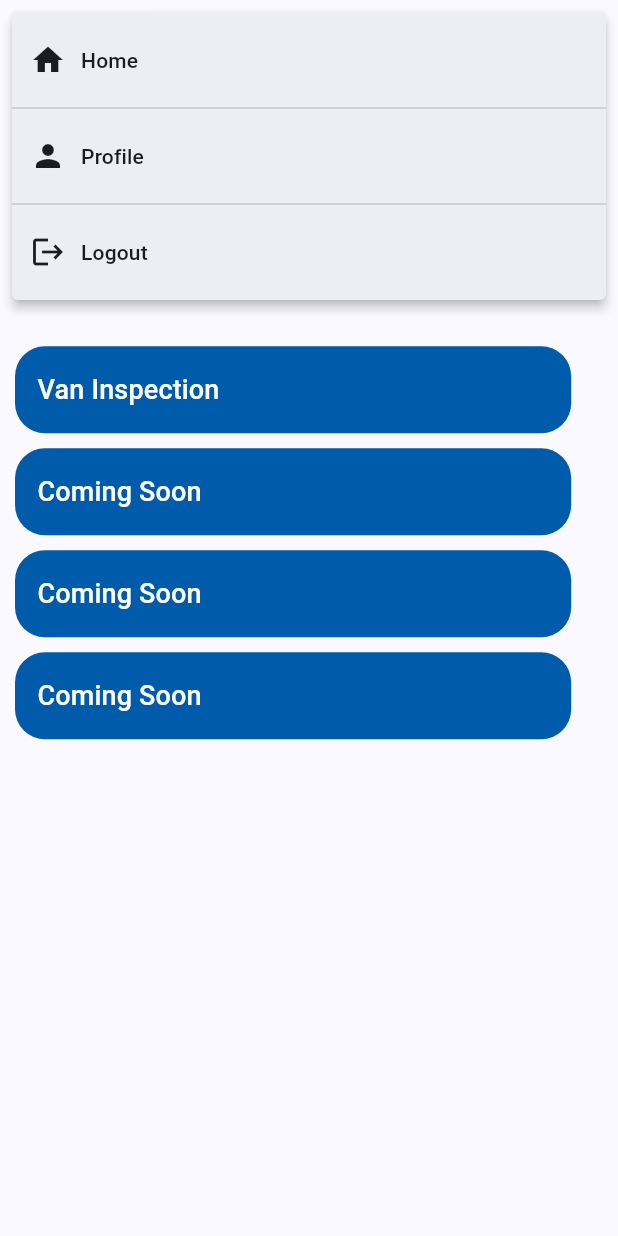
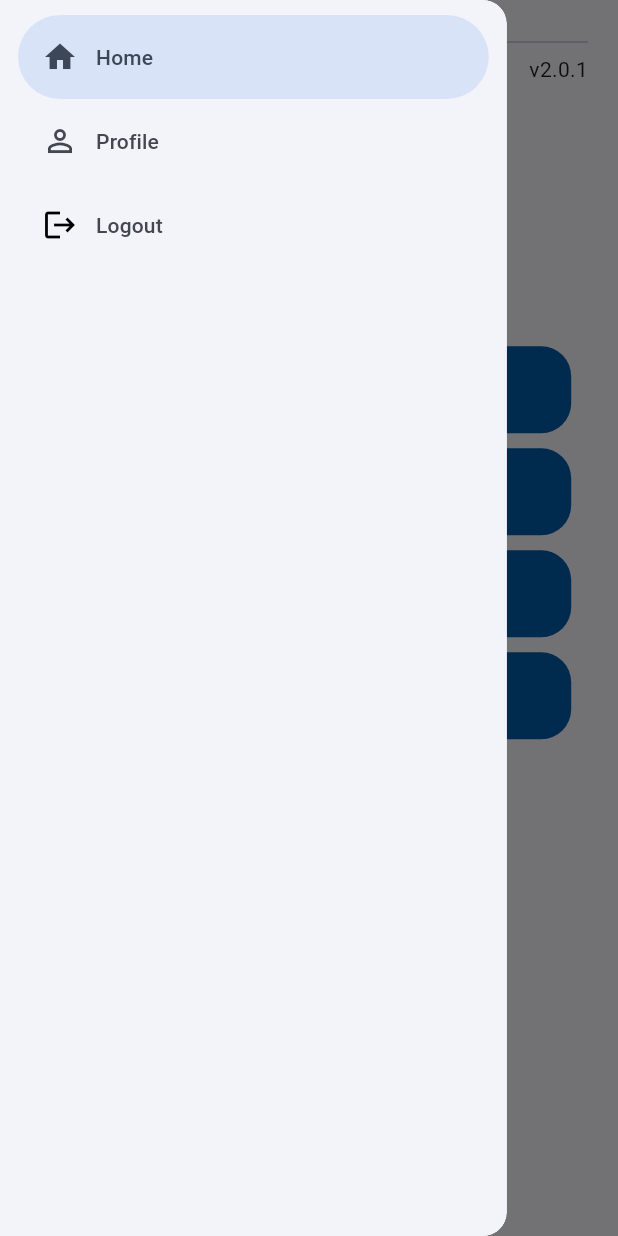
Before and after one commit to ebadmirza2005/dreams-app, a Flutter app: the screen it shows after launch, after a tap on "Login", after a tap on the "menu" icon, on a phone screen of 412 x 824 dp. Run offline on Flutter 3.47's test engine with Material 3 defaults, Android fonts, the phone set to English and light mode, and no system bars; our stand-ins replace dotted_border, flutter_secure_storage, go_router, shared_preferences.

Commit message:
Fixed Little Bit Things PopupMenuButton to Navigation Drawer

```diff
--- a/lib/main.dart
+++ b/lib/main.dart
@@ -18,11 +18,67 @@ void main() {
 
 class WidgetWrapper extends StatelessWidget {
   final Widget child;
-  const WidgetWrapper({super.key, required this.child});
+  final GoRouterState state;
+
+  const WidgetWrapper({super.key, required this.child, required this.state});
+
+  int _selectedIndexForPath(String path) {
+    switch (path) {
+      case '/profile':
+        return 1;
+      default:
+        return 0;
+    }
+  }
+
+  void _onDestinationSelected(BuildContext context, int index) {
+    switch (index) {
+      case 1:
+        context.go('/profile');
+        break;
+      case 2:
+        Navigator.pushReplacement(
+          context,
+          MaterialPageRoute(builder: (_) => const LoginScreen()),
+        );
+        break;
+      default:
+        context.go('/');
+    }
+  }
 
   @override
   Widget build(BuildContext context) {
     return Scaffold(
+      drawer: SafeArea(
+        child: Drawer(
+          width: MediaQuery.of(context).size.width * 0.82,
+          child: SafeArea(
+            child: NavigationDrawer(
+              selectedIndex: _selectedIndexForPath(state.uri.path),
+              onDestinationSelected: (index) => _onDestinationSelected(context, index),
+              children: const [
+                SizedBox(height: 10,),
+                NavigationDrawerDestination(
+                  icon: Icon(Icons.home_outlined),
+                  selectedIcon: Icon(Icons.home),
+                  label: Text('Home'),
+                ),
+                NavigationDrawerDestination(
+                  icon: Icon(Icons.person_outline),
+                  selectedIcon: Icon(Icons.person),
+                  label: Text('Profile'),
+                ),
+                NavigationDrawerDestination(
+                  icon: Icon(Icons.logout, color: Colors.black),
+                  selectedIcon: Icon(Icons.logout, color: Colors.black),
+                  label: Text('Logout'),
+                ),
+              ],
+            ),
+          ),
+        ),
+      ),
       appBar: AppBarWidget(),
       body: child,
     );
@@ -42,7 +98,7 @@ final GoRouter _router = GoRouter(
     ),
     ShellRoute(
         builder: (context, state, child) {
-          return WidgetWrapper(child: child);
+          return WidgetWrapper(state: state, child: child);
         },
         routes: <RouteBase>[
           GoRoute(
@@ -108,7 +164,7 @@ final GoRouter _router = GoRouter(
               return const DraftScreen();
             },
           ),
-    ])
+        ])
 
   ],
 );
--- a/lib/utils/app_bar.dart
+++ b/lib/utils/app_bar.dart
@@ -1,66 +1,30 @@
 import 'package:flutter/material.dart';
-import 'package:go_router/go_router.dart';
-import '../screens/login_screen.dart';
 import 'text.dart';
 
-class AppBarWidget extends StatelessWidget implements PreferredSizeWidget{
+class AppBarWidget extends StatefulWidget implements PreferredSizeWidget{
   const AppBarWidget({super.key});
 
   @override
+  State<AppBarWidget> createState() => _AppBarWidgetState();
+
+  @override
+  Size get preferredSize => const Size.fromHeight(kToolbarHeight);
+}
+
+class _AppBarWidgetState extends State<AppBarWidget> {
+  @override
   Widget build(BuildContext context) {
     return AppBar(
-        leading:  PopupMenuButton<String>(
-          constraints: BoxConstraints(
-            minWidth: MediaQuery.of(context).size.width
+      leading: Builder(
+        builder: (context) {
+          return IconButton(
+            icon: const Icon(Icons.menu),
+            onPressed: () {
+              Scaffold.of(context).openDrawer();
+            },
+          );
+        },
       ),
-          icon: Icon(Icons.menu),
-          onSelected: (value) {
-            if(value == "home") {
-              context.go('/');
-            } else if (value == "profile") {
-              context.go('/profile');
-            }else if(value == "logout") {
-              Navigator.pushReplacement(context, MaterialPageRoute(builder: (_) => LoginScreen()));
-            }
-
-          },
-          itemBuilder: (context) => [
-            PopupMenuItem<String>(
-              value: "home",
-              child: Row(
-                children: [
-                  Icon(Icons.home),
-                  SizedBox(width: 10,),
-                  TextWidget(text: "Home",),
-                ],
-              )
-            ),
-            const PopupMenuDivider(),
-            PopupMenuItem<String>(
-                value: "profile",
-                child: Row(
-                  children: [
-                    Icon(Icons.person),
-                    SizedBox(width: 10,),
-                    TextWidget(text: "Profile",),
-                  ],
-                )
-            ),
-            const PopupMenuDivider(),
-            PopupMenuItem<String>(
-                value: "logout",
-                child: Row(
-                  children: [
-                    Icon(Icons.logout),
-                    SizedBox(width: 10,),
-                    TextWidget(text: "Logout",),
-                  ],
-                )
-            ),
-          ],
-
-        ),
-      // }, icon: Icon(Icons.menu)),
       title: Text("Dreams Operations"),
       centerTitle: true,
       bottom: PreferredSize(preferredSize: Size.fromHeight(20.0), child: Padding(
@@ -68,17 +32,57 @@ class AppBarWidget extends StatelessWidget implements PreferredSizeWidget{
             left: 28,
             right: 20
         ),
-        child: Row(
+        child: Column(
+          children: [
+            Divider(),
+            Row(
               mainAxisAlignment: MainAxisAlignment.spaceBetween,
               children: [
                 TextWidget(text: "14 - Ghulam Shabbir",),
                 TextWidget(text: "v2.0.1")
               ],
             ),
+          ],
+        ),
       )),
     );
   }
 
-  @override
-  Size get preferredSize => const Size.fromHeight(kToolbarHeight);
 }
+
+
+
+
+
+
+
+
+
+
+
+// Widget buildBottomBarScaffold() {
+//   return Scaffold(
+//     body: Center(
+//       child: Column(
+//         mainAxisAlignment: .spaceEvenly,
+//         children: <Widget>[Text('Page Index = $screenIndex')],
+//       ),
+//     ),
+//     bottomNavigationBar: NavigationBar(
+//       selectedIndex: screenIndex,
+//       onDestinationSelected: (int index) {
+//         setState(() {
+//           screenIndex = index;
+//         });
+//       },
+//       destinations: destinations.map((ExampleDestination destination) {
+//         return NavigationDestination(
+//           label: destination.label,
+//           icon: destination.icon,
+//           selectedIcon: destination.selectedIcon,
+//           tooltip: destination.label,
+//         );
+//       }).toList(),
+//     ),
+//   );
+// }
```
Also changed, not shown: lib/utils/text.dart (line endings or trailing spaces), 1 other file. Lines whose indentation alone changed are shown as unchanged.
